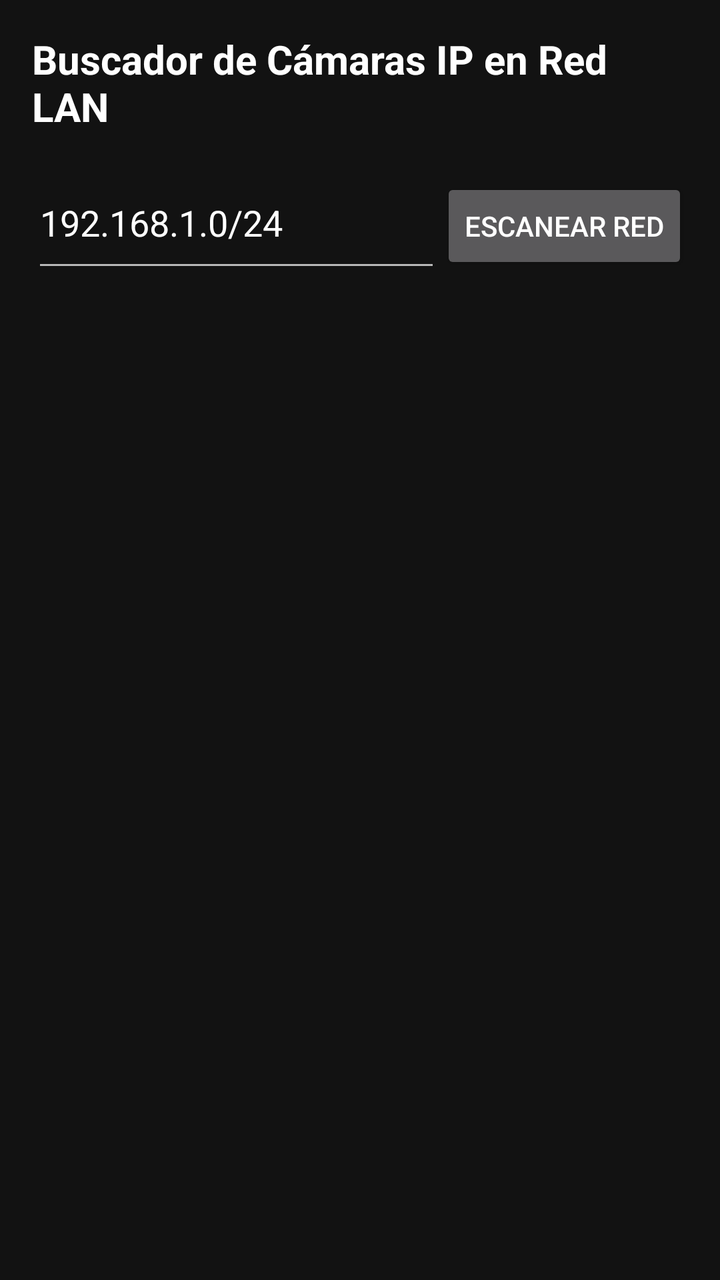
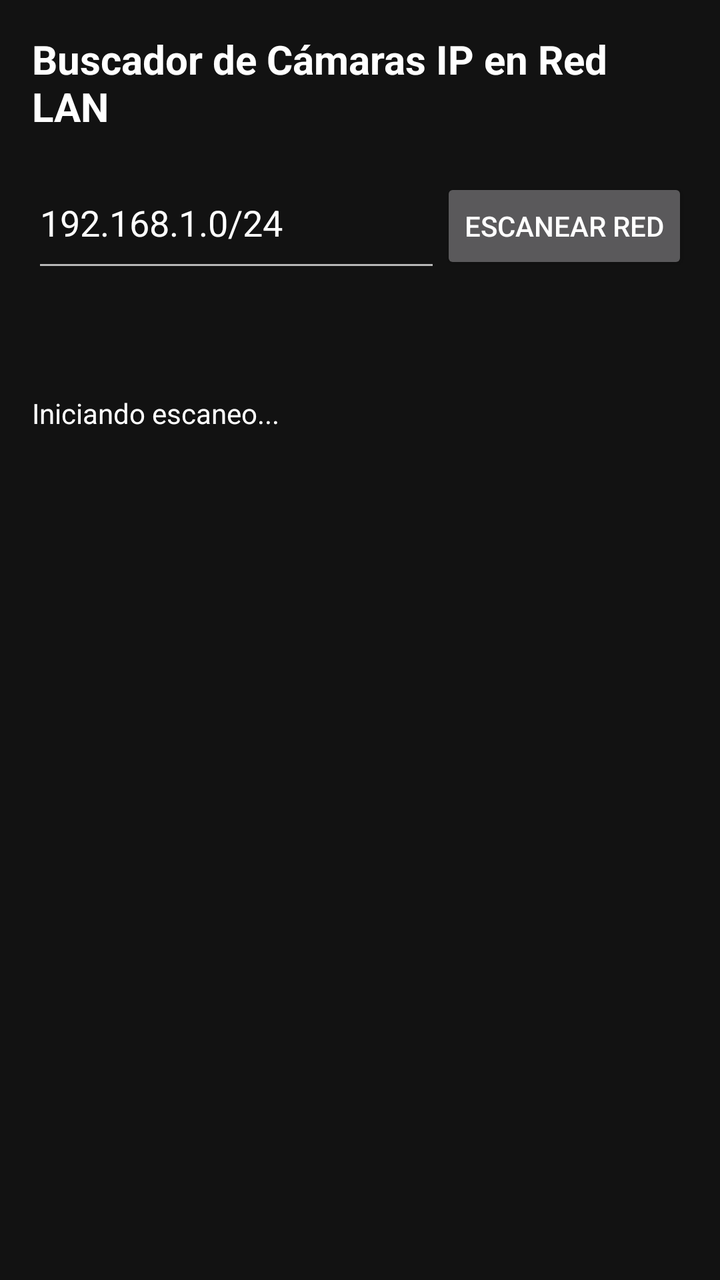

Before-and-after screenshots of an Android layout around one commit, followed by the original layout XML and the change that was made.
<!-- AndroidManifest.xml: activity theme Theme.AppCompat.NoActionBar -->
<!-- res/layout/activity_descubrimiento_camaras.xml -->
<?xml version="1.0" encoding="utf-8"?>
<LinearLayout xmlns:android="http://schemas.android.com/apk/res/android"
    android:layout_width="match_parent"
    android:layout_height="match_parent"
    android:orientation="vertical"
    android:padding="16dp"
    android:background="#121212">

    <TextView
        android:layout_width="wrap_content"
        android:layout_height="wrap_content"
        android:text="Buscador de Cámaras IP en Red LAN"
        android:textColor="#FFFFFF"
        android:textSize="20sp"
        android:textStyle="bold" />

    <LinearLayout
        android:layout_width="match_parent"
        android:layout_height="wrap_content"
        android:layout_marginTop="12dp"
        android:orientation="horizontal">

        <EditText
            android:id="@+id/txtSubredEscaneo"
            android:layout_width="0dp"
            android:layout_height="wrap_content"
            android:layout_weight="1"
            android:text="192.168.1.0/24"
            android:textColor="#FFFFFF"
            android:hint="Segmento CIDR (Ej: 192.168.1.0/24)" />

        <Button
            android:id="@+id/btnIniciarEscaneoLan"
            android:layout_width="wrap_content"
            android:layout_height="wrap_content"
            android:text="Escanear Red" />
    </LinearLayout>

    <ProgressBar
        android:id="@+id/progressEscaneo"
        style="?android:attr/progressBarStyleHorizontal"
        android:layout_width="match_parent"
        android:layout_height="wrap_content"
        android:layout_marginTop="8dp"
        android:visibility="gone" />

    
    <GridView
        android:id="@+id/gridViewCamarasLocalizadas"
        android:layout_width="match_parent"
        android:layout_height="0dp"
        android:layout_weight="1"
        android:layout_marginTop="16dp"
        android:numColumns="2"
        android:horizontalSpacing="8dp"
        android:verticalSpacing="8dp" />

</LinearLayout>
<!-- resources referenced by this layout -->
<resources>

</resources>

<!-- the commit's change to res/layout/activity_descubrimiento_camaras.xml (unified diff, before → after) -->
@@ -38,11 +38,19 @@
 
     <ProgressBar
         android:id="@+id/progressEscaneo"
-        style="?android:attr/progressBarStyleHorizontal"
+        style="?android:attr/progressBarStyle"
         android:layout_width="match_parent"
         android:layout_height="wrap_content"
         android:layout_marginTop="8dp"
-        android:visibility="gone" />
+        android:visibility="visible"/>
+
+    <TextView
+        android:id="@+id/txtProgresoDetalle"
+        android:layout_width="match_parent"
+        android:layout_height="wrap_content"
+        android:text="Iniciando escaneo..."
+        android:textColor="#FFFFFF"
+        android:visibility="visible" />
 
     
     <GridView
